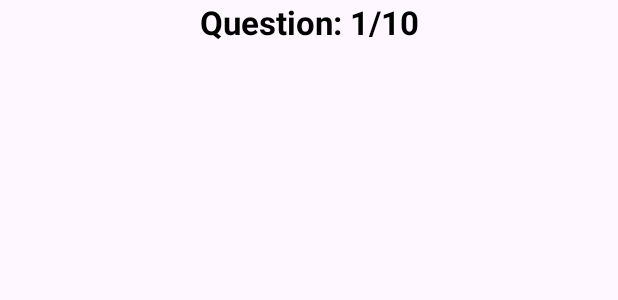
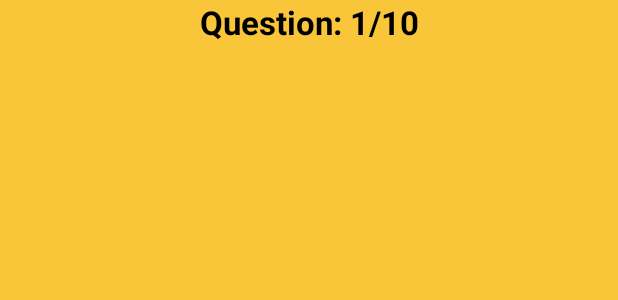
Before and after one commit to Ornella-Gigante/QuizCraft, an Android app: the layout activity_main.xml on its own in the app's theme, with its tools: preview values and no code run, on a phone screen of 412 x 824 dp. Shown: the top 300 px of the screen. Run offline under Robolectric (Android 15) with nearby library versions, the phone set to English and light mode, and no system bars.

Commit message:
fix: correction of PrimaryColor in colors.xml and refactor of id in TextView in activity_main.xml

```diff
--- a/app/src/main/res/layout/activity_main.xml
+++ b/app/src/main/res/layout/activity_main.xml
@@ -6,10 +6,11 @@
     android:layout_width="match_parent"
     android:layout_height="match_parent"
     android:orientation="vertical"
+    android:background="@color/bg_color"
     tools:context=".MainActivity">
 
     <TextView
-        android:id="@+id/txtQuestionNum"
+        android:id="@+id/txtTotalQuiestions"
         android:layout_width="match_parent"
         android:layout_height="wrap_content"
         android:text= "Question: 1/10"
--- a/app/src/main/res/values/colors.xml
+++ b/app/src/main/res/values/colors.xml
@@ -1,6 +1,6 @@
 <?xml version="1.0" encoding="utf-8"?>
 <resources>
-    <color name="colorPrimary">#ddaf27</color>
+    <color name="colorPrimary">#BA9516</color>
     <color name="colorPrimaryDark">#ecdaa3</color>
     <color name="colorAccent">#D81B60</color>
     <color name="bg_color">#F8C638</color>
```
